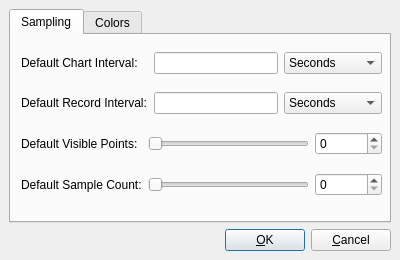
The window that src/chart/settingsdialog.ui (performancecopilot/pcp) describes before a commit, drawn with Qt 5.
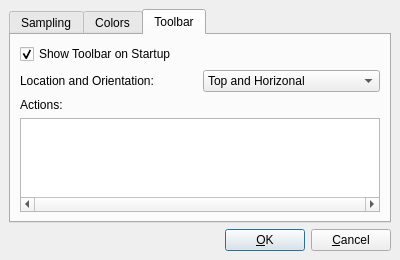
The same window after the commit. The open tabs and pages were chosen to show the change. Icons and pictures are not drawn.

Commit message:
Move two features back from wishlist to the kmchart 1.0 list. These are the toolbox setting dialog (it was a slow AFL grand final...), and the ability to zoom in/out.  Turns out neither is overly difficult.  The ability to customize the toolbar is fairly handy (e.g. I like the toolbar on the right a fair bit, as it gives more vertical space - its not everyones cup of tea though), and zooming looks like it'll be easy since we have a visible/total samples split already.
This change updates the README to reflect the above, and also
implements Toolbar settings (both code and interactive QA).

The edit to the form file:
```diff
--- a/src/chart/settingsdialog.ui
+++ b/src/chart/settingsdialog.ui
@@ -57,7 +57,7 @@
       <attribute name="title" >
        <string>Sampling</string>
       </attribute>
-      <widget class="QWidget" name="" >
+      <widget class="QWidget" name="layoutWidget1" >
        <property name="geometry" >
         <rect>
          <x>10</x>
@@ -1072,6 +1072,120 @@
        </layout>
       </widget>
      </widget>
+     <widget class="QWidget" name="tab" >
+      <attribute name="title" >
+       <string>Toolbar</string>
+      </attribute>
+      <layout class="QGridLayout" >
+       <property name="margin" >
+        <number>9</number>
+       </property>
+       <property name="spacing" >
+        <number>6</number>
+       </property>
+       <item row="0" column="0" >
+        <layout class="QVBoxLayout" >
+         <property name="margin" >
+          <number>0</number>
+         </property>
+         <property name="spacing" >
+          <number>6</number>
+         </property>
+         <item>
+          <widget class="QCheckBox" name="toolbarCheckBox" >
+           <property name="text" >
+            <string>Show Toolbar on Startup</string>
+           </property>
+           <property name="checked" >
+            <bool>true</bool>
+           </property>
+          </widget>
+         </item>
+         <item>
+          <layout class="QHBoxLayout" >
+           <property name="margin" >
+            <number>0</number>
+           </property>
+           <property name="spacing" >
+            <number>6</number>
+           </property>
+           <item>
+            <widget class="QLabel" name="toolbarLocationLabel" >
+             <property name="text" >
+              <string>Location and Orientation:</string>
+             </property>
+            </widget>
+           </item>
+           <item>
+            <widget class="QComboBox" name="toolbarAreasComboBox" >
+             <item>
+              <property name="text" >
+               <string>Top and Horizonal</string>
+              </property>
+             </item>
+             <item>
+              <property name="text" >
+               <string>Right and Vertical</string>
+              </property>
+             </item>
+            </widget>
+           </item>
+          </layout>
+         </item>
+         <item>
+          <widget class="QLabel" name="toolbarActionsLabel" >
+           <property name="text" >
+            <string>Actions:</string>
+           </property>
+          </widget>
+         </item>
+         <item>
+          <widget class="QListWidget" name="actionListWidget" >
+           <property name="verticalScrollBarPolicy" >
+            <enum>Qt::ScrollBarAlwaysOff</enum>
+           </property>
+           <property name="horizontalScrollBarPolicy" >
+            <enum>Qt::ScrollBarAlwaysOn</enum>
+           </property>
+           <property name="showDropIndicator" stdset="0" >
+            <bool>false</bool>
+           </property>
+           <property name="dragDropMode" >
+            <enum>QAbstractItemView::DragDrop</enum>
+           </property>
+           <property name="iconSize" >
+            <size>
+             <width>22</width>
+             <height>22</height>
+            </size>
+           </property>
+           <property name="textElideMode" >
+            <enum>Qt::ElideNone</enum>
+           </property>
+           <property name="horizontalScrollMode" >
+            <enum>QAbstractItemView::ScrollPerPixel</enum>
+           </property>
+           <property name="flow" >
+            <enum>QListView::LeftToRight</enum>
+           </property>
+           <property name="isWrapping" stdset="0" >
+            <bool>false</bool>
+           </property>
+           <property name="spacing" >
+            <number>2</number>
+           </property>
+           <property name="viewMode" >
+            <enum>QListView::IconMode</enum>
+           </property>
+           <property name="uniformItemSizes" >
+            <bool>true</bool>
+           </property>
+          </widget>
+         </item>
+        </layout>
+       </item>
+      </layout>
+     </widget>
     </widget>
    </item>
    <item row="1" column="0" >
```
Left out of the diff: 54 changed lines with no effect on the pictures. The commit also changes 9 other files.
